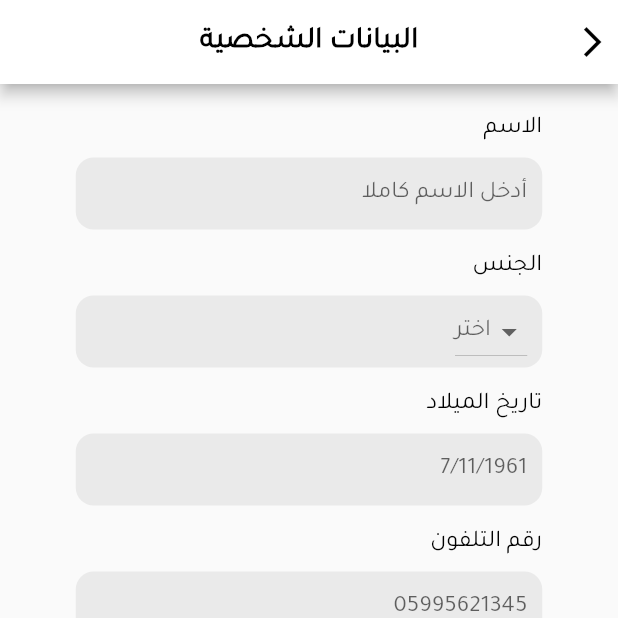
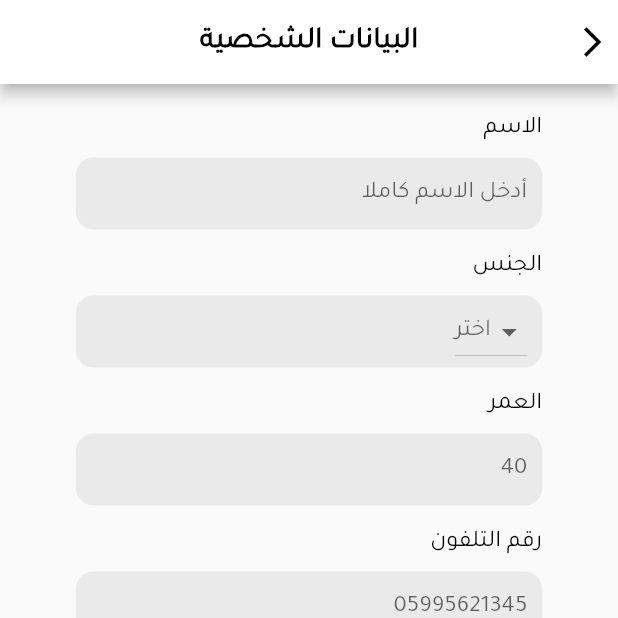
Before and after one commit to HosamShaban/patientapp, a Flutter app: the Personaldata screen opened directly, on a phone screen of 412 x 824 dp, the top half of it. Run offline on Flutter 3.47's test engine with Material 2 defaults, Android fonts, the phone set to English and light mode, and no system bars; our stand-ins replace awesome_dialog, dio, firebase_core, flutter_rating_bar, flutter_screenutil, image_picker and 4 more; missing offline and left inert: dart:ffi; accounts and stored records are empty; network calls fail.

Commit message:
Initial commit

```diff
--- a/lib/Model/mesure.dart
+++ b/lib/Model/mesure.dart
@@ -6,8 +6,8 @@ class Mesures {
   Mesures(this.Fasting, this.creator, this.random);
 
   Mesures.fromjson(Map<String, dynamic> map) {
-    this.Fasting = map['*** حسب الاسم جهة api'];
-    this.creator = map['***'];
-    this.random = map['***']['url'];
+    this.Fasting = map['Fasting'];
+    this.creator = map['creator'];
+    this.random = map['random'];
   }
 }
--- a/lib/View/Personaldata.dart
+++ b/lib/View/Personaldata.dart
@@ -2,16 +2,17 @@ import 'package:flutter/material.dart';
 import 'package:patientapp/Model/paitent_model.dart';
 
 class Personaldata extends StatefulWidget {
-
-
-
   @override
   State<Personaldata> createState() => _PersonaldataState();
 }
 
 class _PersonaldataState extends State<Personaldata> {
   DateTime selectedDate = DateTime.now();
-
+  TextEditingController namecontroller = TextEditingController();
+  TextEditingController emailcontroller = TextEditingController();
+  TextEditingController passwordcontroller = TextEditingController();
+  TextEditingController age = TextEditingController();
+  TextEditingController phoneNumber = TextEditingController();
 
   Future<void> selectDate(BuildContext context) async {
     final DateTime? picked = await showDatePicker(
@@ -31,7 +32,7 @@ class _PersonaldataState extends State<Personaldata> {
   Widget build(BuildContext context) {
     return Scaffold(
       appBar: AppBar(
-        actions:[
+        actions: [
           GestureDetector(
             onTap: () {
               Navigator.pop(context);
@@ -80,6 +81,9 @@ class _PersonaldataState extends State<Personaldata> {
                       width: 311,
                       height: 48,
                       child: TextFormField(
+                        controller: namecontroller,
+                        textAlign: TextAlign.right,
+                        textDirection: TextDirection.rtl,
                         keyboardType: TextInputType.text,
                         decoration: const InputDecoration(
                           hintText: "أدخل الاسم كاملا",
@@ -144,7 +148,7 @@ class _PersonaldataState extends State<Personaldata> {
                   crossAxisAlignment: CrossAxisAlignment.end,
                   children: [
                     const Text(
-                      "تاريخ الميلاد",
+                      "العمر",
                       style: TextStyle(
                           color: Color(0xff000000),
                           fontSize: 16,
@@ -161,10 +165,10 @@ class _PersonaldataState extends State<Personaldata> {
                       width: 311,
                       height: 48,
                       child: TextFormField(
-                        onTap: () => selectDate(context),
-                        keyboardType: TextInputType.datetime,
+                        controller: age,
+                        keyboardType: TextInputType.number,
                         decoration: const InputDecoration(
-                          hintText: "7/11/1961",
+                          hintText: "40",
                           hintTextDirection: TextDirection.rtl,
                           border: InputBorder.none,
                         ),
@@ -196,6 +200,7 @@ class _PersonaldataState extends State<Personaldata> {
                       width: 311,
                       height: 48,
                       child: TextFormField(
+                        controller: phoneNumber,
                         keyboardType: TextInputType.phone,
                         decoration: const InputDecoration(
                           hintText: "05995621345",
@@ -230,6 +235,7 @@ class _PersonaldataState extends State<Personaldata> {
                       width: 311,
                       height: 48,
                       child: TextFormField(
+                        controller: emailcontroller,
                         keyboardType: TextInputType.emailAddress,
                         decoration: const InputDecoration(
                           hintText: "example@gmail.com",
@@ -247,11 +253,9 @@ class _PersonaldataState extends State<Personaldata> {
                   width: 311,
                   height: 48,
                   child: ElevatedButton(
-                      style:
-                          ElevatedButton.styleFrom(backgroundColor: const Color(0xff407BFF)),
-                      onPressed: () async{
-
-                      },
+                      style: ElevatedButton.styleFrom(
+                          backgroundColor: const Color(0xff407BFF)),
+                      onPressed: () async {},
                       child: const Text(
                         "حفظ",
                         style: TextStyle(
--- a/pubspec.yaml
+++ b/pubspec.yaml
@@ -45,6 +45,7 @@ dependencies:
   flutter_screenutil: ^5.7.0
   flutter_rating_bar: ^4.0.1
   firebase_core: ^2.13.0
+  dio: ^5.1.2
 
 dev_dependencies:
   flutter_test:
```
Also changed, not shown: lib/Model/all_doctors.dart (+13 -16 lines), lib/Model/paitent_model.dart (+20 -14 lines), lib/Model/register.dart (added, +17 -0 lines), lib/View/Medicaldata.dart (+28 -23 lines), lib/View/doctor_screen.dart (+47 -15 lines), pubspec.lock, 1 other file. Lines whose indentation alone changed are shown as unchanged.
